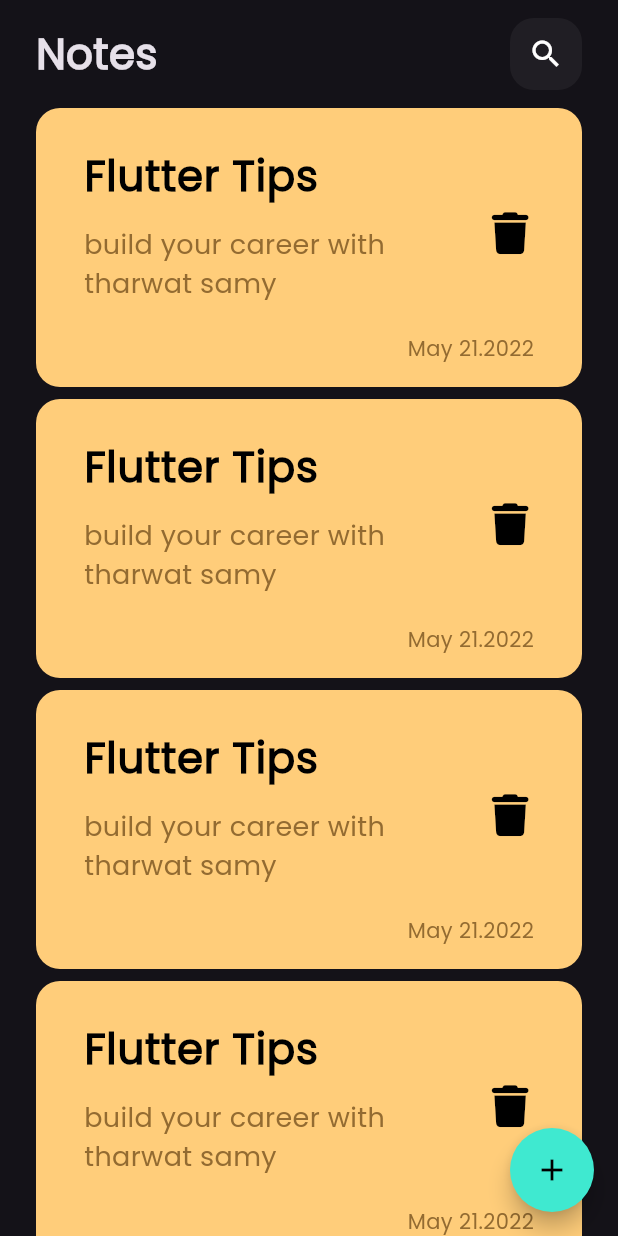
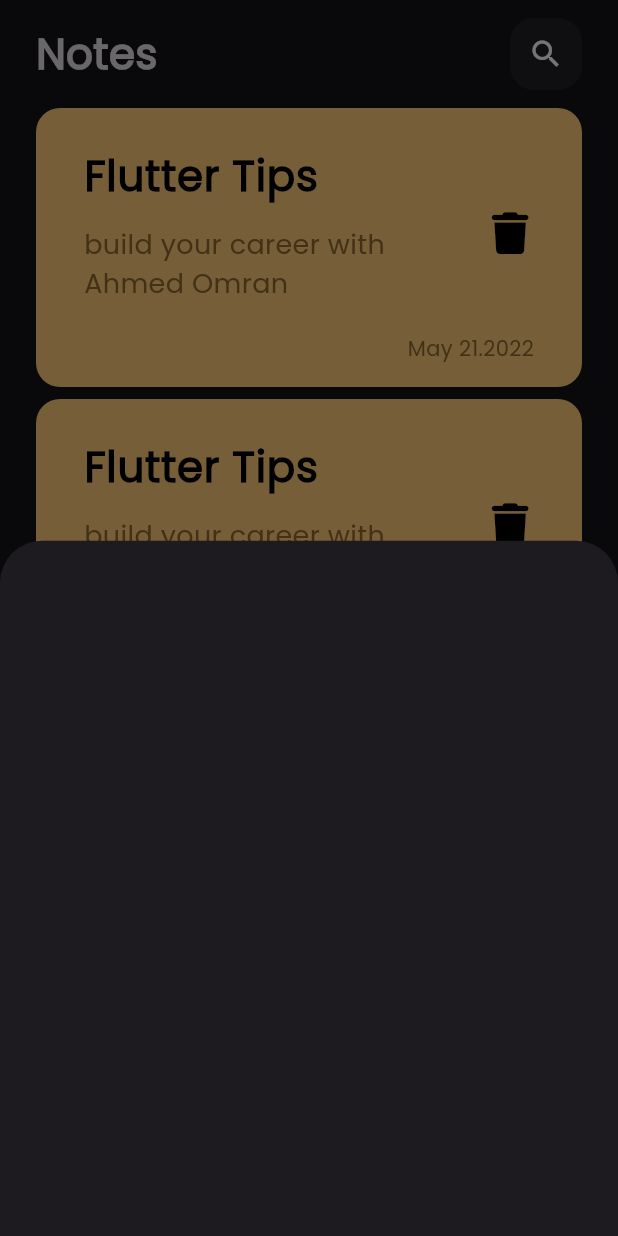
Before and after one commit to AhmedOmran22/Notes_App, a Flutter app: the screen it shows after launch, after a tap on the "add" icon, on a phone screen of 412 x 824 dp. Run offline on Flutter 3.47's test engine with Material 3 defaults, Android fonts, the phone set to English and light mode, and no system bars; our stand-ins replace font_awesome_flutter.

Commit message:
show modal bottom sheet

```diff
--- /dev/null
+++ b/lib/constans.dart
@@ -0,0 +1,3 @@
+import 'package:flutter/material.dart';
+
+const kPromaryColor =  Color.fromARGB(255, 63, 233, 208);
--- a/lib/views/notes_view.dart
+++ b/lib/views/notes_view.dart
@@ -1,4 +1,6 @@
 import 'package:flutter/material.dart';
+import 'package:notes_app/constans.dart';
+import 'package:notes_app/widgets/add_note_bottom_sheet.dart';
 import 'package:notes_app/widgets/notes_view_body.dart';
 
 class NotesView extends StatelessWidget {
@@ -9,9 +11,16 @@ class NotesView extends StatelessWidget {
     return Scaffold(
       body: const NotesViewBody(),
       floatingActionButton: FloatingActionButton(
-        onPressed: () {},
+        onPressed: () {
+          showModalBottomSheet(
+            context: context,
+            builder: (context) {
+              return const AddNoteBottomSheet();
+            },
+          );
+        },
         shape: const CircleBorder(),
-        backgroundColor: const Color.fromARGB(255, 63, 233, 208),
+        backgroundColor: kPromaryColor,
         child: const Icon(
           Icons.add,
           color: Colors.black,
--- /dev/null
+++ b/lib/widgets/add_note_bottom_sheet.dart
@@ -0,0 +1,9 @@
+import 'package:flutter/material.dart';
+class AddNoteBottomSheet extends StatelessWidget {
+  const AddNoteBottomSheet({super.key});
+
+  @override
+  Widget build(BuildContext context) {
+    return Container();
+  }
+}
--- a/lib/widgets/note_item.dart
+++ b/lib/widgets/note_item.dart
@@ -44,7 +44,7 @@ class NoteItem extends StatelessWidget {
             subtitle: const Padding(
               padding: EdgeInsets.only(bottom: 12),
               child: Text(
-                'build your career with tharwat samy ',
+                'build your career with Ahmed Omran ',
                 style: TextStyle(
                   color: Color(0xff936B31),
                   fontSize: 18,
@@ -56,7 +56,7 @@ class NoteItem extends StatelessWidget {
                 icon: const Icon(
                   FontAwesomeIcons.trash,
                   color: Colors.black,
-                  size: 28  ,
+                  size: 28,
                 )),
           ),
           const Padding(
--- a/lib/widgets/notes_list_view.dart
+++ b/lib/widgets/notes_list_view.dart
@@ -8,12 +8,15 @@ class NotesListView extends StatelessWidget {
 
   @override
   Widget build(BuildContext context) {
-    return ListView.builder(
-      padding: const EdgeInsets.only(top: 12),
-      itemCount: 8,
-      itemBuilder: (BuildContext context, int index) {
-        return const NoteItem();
-      },
+    return Padding(
+      padding: const EdgeInsets.symmetric(vertical: 12),
+      child: ListView.builder(
+        padding: EdgeInsets.zero,
+        itemCount: 8,
+        itemBuilder: (BuildContext context, int index) {
+          return const NoteItem();
+        },
+      ),
     );
   }
 }
```
